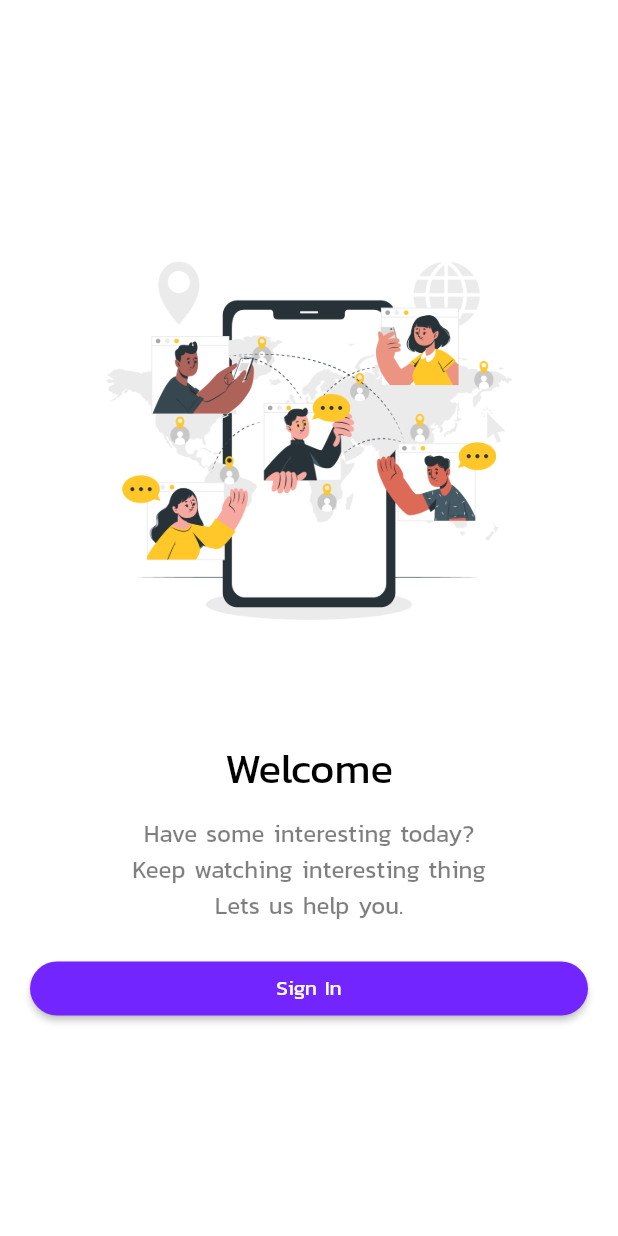
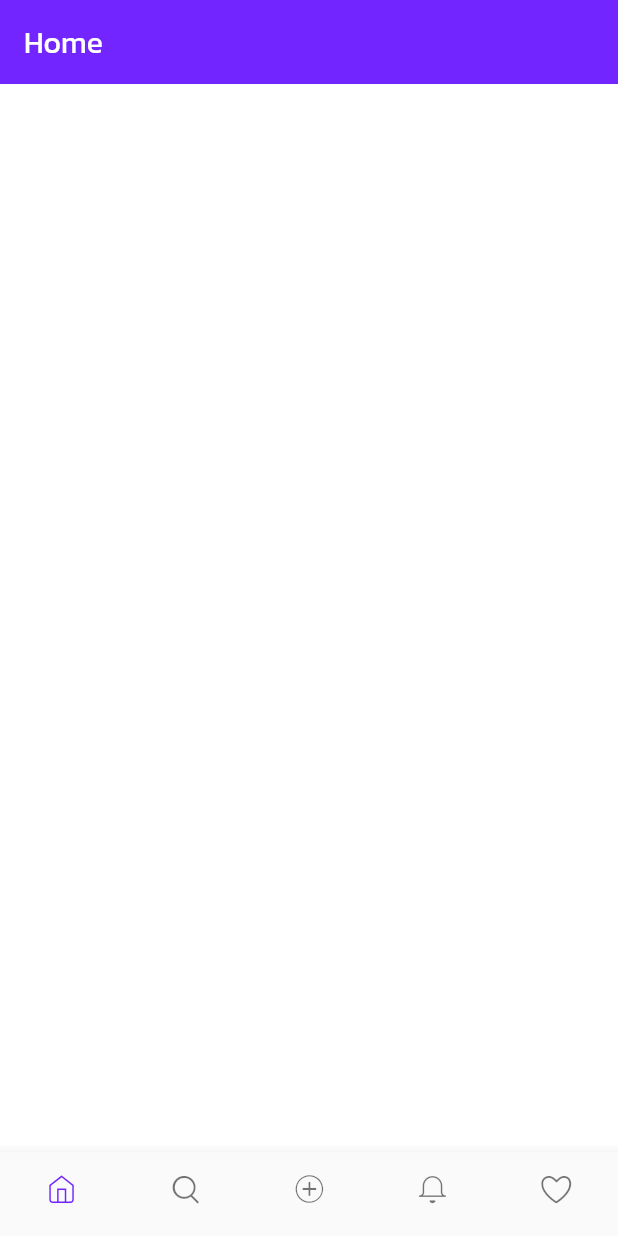
Before and after one commit to ponlakrit1/flutter-trade-demo, a Flutter app: the screen it shows after launch, after a tap on "Skip", after a tap on "Sign In", on a phone screen of 412 x 824 dp. Run offline on Flutter 3.47's test engine with Material 2 defaults, Android fonts, the light colour scheme and no system bars.

Commit message:
ADD - add bottom navigation bar

```diff
--- a/lib/routes.dart
+++ b/lib/routes.dart
@@ -1,11 +1,23 @@
 import 'package:flutter/material.dart';
+import 'package:trade_demo/screens/add_post_screen.dart';
+import 'package:trade_demo/screens/bottom_navigation_screen.dart';
+import 'package:trade_demo/screens/home_screen.dart';
+import 'package:trade_demo/screens/like_screen.dart';
 import 'package:trade_demo/screens/login_screen.dart';
+import 'package:trade_demo/screens/notification_screen.dart';
+import 'package:trade_demo/screens/search_screen.dart';
 
 import 'package:trade_demo/screens/welcome_screen.dart';
 
 class RoutePaths {
   static const String Welcome = 'welcome';
   static const String Login = 'login';
+  static const String BottomNavigationBar = 'bottom_navigation_bar';
+  static const String Home = 'home';
+  static const String Search = 'search';
+  static const String AddPost = 'addPost';
+  static const String Notification = 'notification';
+  static const String Like = 'like';
 }
 
 class Routes {
@@ -15,6 +27,18 @@ class Routes {
         return MaterialPageRoute(builder: (_) => const WelcomeScreen());
       case RoutePaths.Login:
         return MaterialPageRoute(builder: (_) => const LoginScreen());
+      case RoutePaths.BottomNavigationBar:
+        return MaterialPageRoute(builder: (_) => const BottomNavigationBarScreen());
+      case RoutePaths.Home:
+        return MaterialPageRoute(builder: (_) => const HomeScreen());
+      case RoutePaths.Search:
+        return MaterialPageRoute(builder: (_) => const SearchScreen());
+      case RoutePaths.AddPost:
+        return MaterialPageRoute(builder: (_) => const AddPostScreen());
+      case RoutePaths.Notification:
+        return MaterialPageRoute(builder: (_) => const NotificationScreen());
+      case RoutePaths.Like:
+        return MaterialPageRoute(builder: (_) => const LikeScreen());
       default:
         return  MaterialPageRoute(
           builder: (_) => Scaffold(
--- /dev/null
+++ b/lib/screens/add_post_screen.dart
@@ -0,0 +1,25 @@
+import 'package:flutter/material.dart';
+
+class AddPostScreen extends StatefulWidget {
+  const AddPostScreen({Key? key}) : super(key: key);
+
+  @override
+  _AddPostScreenState createState() => _AddPostScreenState();
+}
+
+class _AddPostScreenState extends State<AddPostScreen> {
+
+  @override
+  void initState() {
+    super.initState();
+  }
+
+  @override
+  Widget build(BuildContext context) {
+    return Scaffold(
+        body: SafeArea(
+          child: Container()
+        )
+    );
+  }
+}
--- /dev/null
+++ b/lib/screens/bottom_navigation_screen.dart
@@ -0,0 +1,104 @@
+import 'package:flutter/material.dart';
+import 'package:trade_demo/screens/add_post_screen.dart';
+import 'package:trade_demo/screens/home_screen.dart';
+import 'package:trade_demo/screens/like_screen.dart';
+import 'package:trade_demo/screens/notification_screen.dart';
+import 'package:trade_demo/screens/search_screen.dart';
+import 'package:trade_demo/utils/style.dart';
+
+import 'package:trade_demo/widgets/bottom_nav_bar_widget.dart';
+
+class BottomNavigationBarScreen extends StatefulWidget {
+  const BottomNavigationBarScreen({Key? key}) : super(key: key);
+
+  @override
+  _BottomNavigationBarWidgetScreen createState() => _BottomNavigationBarWidgetScreen();
+}
+
+class _BottomNavigationBarWidgetScreen extends State<BottomNavigationBarScreen> {
+
+  int _selectBottomNavbar = 0;
+
+  @override
+  void initState() {
+    super.initState();
+  }
+
+  @override
+  Widget build(BuildContext context) {
+    return WillPopScope(
+      child: Scaffold(
+        appBar: AppBar(
+          title: Text(_appBarText(_selectBottomNavbar)),
+          backgroundColor: kPrimaryColor,
+        ),
+        body: SafeArea(
+          child: _bodyContainer(_selectBottomNavbar),
+        ),
+        bottomNavigationBar: BottomNavBar(
+          selectedBottomBar: _selectBottomNavbar,
+          onTapBar: (value) {
+            setState(() {
+              _selectBottomNavbar = value;
+            });
+          },
+        ),
+      ),
+      onWillPop: () async {
+        return false;
+      }
+    );
+  }
+
+  Widget _bodyContainer(int selected) {
+    Widget container;
+
+    switch (selected) {
+      case 0:
+        container = const HomeScreen();
+        break;
+      case 1:
+        container = const SearchScreen();
+        break;
+      case 2:
+        container = const AddPostScreen();
+        break;
+      case 3:
+        container = const NotificationScreen();
+        break;
+      case 4:
+        container = const LikeScreen();
+        break;
+      default:
+        container = const Text('Error page not found');
+        break;
+    }
+
+    return container;
+  }
+
+  String _appBarText(int selected) {
+    String appBarText = "";
+
+    switch (selected) {
+      case 0:
+        appBarText = 'Home';
+        break;
+      case 1:
+        appBarText = 'Explore';
+        break;
+      case 2:
+        appBarText = 'Add Post';
+        break;
+      case 3:
+        appBarText = 'Activity';
+        break;
+      case 4:
+        appBarText = 'Profile';
+        break;
+    }
+
+    return appBarText;
+  }
+
+}
--- /dev/null
+++ b/lib/screens/home_screen.dart
@@ -0,0 +1,25 @@
+import 'package:flutter/material.dart';
+
+class HomeScreen extends StatefulWidget {
+  const HomeScreen({Key? key}) : super(key: key);
+
+  @override
+  _HomeScreenState createState() => _HomeScreenState();
+}
+
+class _HomeScreenState extends State<HomeScreen> {
+
+  @override
+  void initState() {
+    super.initState();
+  }
+
+  @override
+  Widget build(BuildContext context) {
+    return Scaffold(
+        body: SafeArea(
+          child: Container()
+        )
+    );
+  }
+}
--- /dev/null
+++ b/lib/screens/like_screen.dart
@@ -0,0 +1,25 @@
+import 'package:flutter/material.dart';
+
+class LikeScreen extends StatefulWidget {
+  const LikeScreen({Key? key}) : super(key: key);
+
+  @override
+  _LikeScreenState createState() => _LikeScreenState();
+}
+
+class _LikeScreenState extends State<LikeScreen> {
+
+  @override
+  void initState() {
+    super.initState();
+  }
+
+  @override
+  Widget build(BuildContext context) {
+    return Scaffold(
+        body: SafeArea(
+          child: Container()
+        )
+    );
+  }
+}
--- a/lib/screens/login_screen.dart
+++ b/lib/screens/login_screen.dart
@@ -1,5 +1,7 @@
 import 'package:trade_demo/utils/style.dart';
 import 'package:flutter/material.dart';
+
+import '../routes.dart';
 
 class LoginScreen extends StatefulWidget {
   const LoginScreen({Key? key}) : super(key: key);
@@ -49,7 +51,10 @@ class _LoginScreenState extends State<LoginScreen> {
                 color: kPrimaryColor,
                 minWidth: double.infinity,
                 onPressed: () {
-
+                  Navigator.pushReplacementNamed(
+                    context,
+                    RoutePaths.BottomNavigationBar,
+                  );
                 },
                 child: const Text(
                   "Sign In",
--- /dev/null
+++ b/lib/screens/notification_screen.dart
@@ -0,0 +1,25 @@
+import 'package:flutter/material.dart';
+
+class NotificationScreen extends StatefulWidget {
+  const NotificationScreen({Key? key}) : super(key: key);
+
+  @override
+  _NotificationScreenState createState() => _NotificationScreenState();
+}
+
+class _NotificationScreenState extends State<NotificationScreen> {
+
+  @override
+  void initState() {
+    super.initState();
+  }
+
+  @override
+  Widget build(BuildContext context) {
+    return Scaffold(
+        body: SafeArea(
+          child: Container()
+        )
+    );
+  }
+}
--- /dev/null
+++ b/lib/screens/search_screen.dart
@@ -0,0 +1,25 @@
+import 'package:flutter/material.dart';
+
+class SearchScreen extends StatefulWidget {
+  const SearchScreen({Key? key}) : super(key: key);
+
+  @override
+  _SearchScreenState createState() => _SearchScreenState();
+}
+
+class _SearchScreenState extends State<SearchScreen> {
+
+  @override
+  void initState() {
+    super.initState();
+  }
+
+  @override
+  Widget build(BuildContext context) {
+    return Scaffold(
+        body: SafeArea(
+          child: Container()
+        )
+    );
+  }
+}
--- /dev/null
+++ b/lib/widgets/bottom_nav_bar_widget.dart
@@ -0,0 +1,75 @@
+import 'package:flutter/material.dart';
+import 'package:trade_demo/utils/style.dart';
+
+class BottomNavBar extends StatelessWidget {
+  final ValueChanged<int> onTapBar;
+  final int selectedBottomBar;
+
+  const BottomNavBar({
+    required this.onTapBar,
+    required this.selectedBottomBar
+  });
+
+  List<BottomNavigationBarItem> getBottomNavigationBarItem() {
+    return const [
+      BottomNavigationBarItem(
+        icon: Icon(
+            (IconData(
+              0xe903,
+              fontFamily: 'homeNav',
+            )),
+            size: 20.0),
+        label: 'Home',
+      ),
+      BottomNavigationBarItem(
+        icon: Icon(
+            (IconData(
+              0xe907,
+              fontFamily: 'searchNav',
+            )),
+            size: 20.0),
+        label: 'Explore',
+      ),
+      BottomNavigationBarItem(
+        icon: Icon(
+            (IconData(
+              0xe900,
+              fontFamily: 'addNav',
+            )),
+            size: 20.0),
+        label: 'Add Post',
+      ),
+      BottomNavigationBarItem(
+        icon: Icon(
+            (IconData(
+              0xe905,
+              fontFamily: 'notiNav',
+            )),
+            size: 20.0),
+        label: 'Activity',
+      ),
+      BottomNavigationBarItem(
+        icon: Icon(
+            (IconData(
+              0xe902,
+              fontFamily: 'heartPost',
+            )),
+            size: 20.0),
+        label: 'Profile',
+      ),
+    ];
+  }
+
+  @override
+  Widget build(BuildContext context) {
+    return BottomNavigationBar(
+      type: BottomNavigationBarType.fixed,
+      showSelectedLabels: false,
+      showUnselectedLabels: false,
+      currentIndex: selectedBottomBar,
+      onTap: onTapBar,
+      items: getBottomNavigationBarItem(),
+      selectedItemColor: kPrimaryColor,
+    );
+  }
+}
```
Also changed, not shown: pubspec.yaml (+20 -0 lines), lib/assets/fonts/custom/add_nav.ttf (added), lib/assets/fonts/custom/heart_post.ttf (added), lib/assets/fonts/custom/home_nav.ttf (added), lib/assets/fonts/custom/noti_nav.ttf (added), lib/assets/fonts/custom/search_nav.ttf (added).
